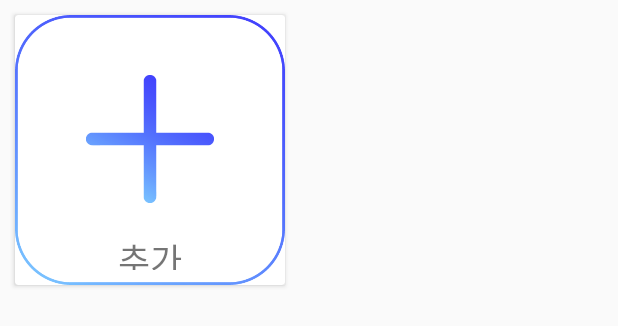
After one commit to ehuiii/ForMyDear, an Android app: the layout item_category_recycler.xml on its own in the app's theme, with its tools: preview values and no code run, on a phone screen of 412 x 824 dp. The commit adds this screen. Shown: the top 326 px of the screen. Run offline under Robolectric (Android 15) with nearby library versions, the phone set to English and light mode, and no system bars.

Commit message:
img commit

```diff
--- a/app/build.gradle
+++ b/app/build.gradle
@@ -50,6 +50,8 @@ dependencies {
     implementation 'com.google.firebase:firebase-auth-ktx'
     implementation 'com.google.firebase:firebase-database-ktx:20.0.3'
     implementation 'com.google.firebase:firebase-storage-ktx:20.0.0'
+    implementation 'com.github.bumptech.glide:glide:4.11.0'
+    annotationProcessor 'com.github.bumptech.glide:compiler:4.11.0'
 
     testImplementation 'junit:junit:4.+'
     androidTestImplementation 'androidx.test.ext:junit:1.1.3'
--- /dev/null
+++ b/app/src/main/java/com/cookandroid/formydear/CategoryData.kt
@@ -0,0 +1,6 @@
+package com.cookandroid.formydear
+
+class CategoryData {
+    var categoryName:String =""
+    var img:Int = 0
+}
--- a/app/src/main/java/com/cookandroid/formydear/LoginActivity.kt
+++ b/app/src/main/java/com/cookandroid/formydear/LoginActivity.kt
@@ -30,7 +30,7 @@ class LoginActivity : AppCompatActivity() {
 
 
         mFirebaseAuth = FirebaseAuth.getInstance()
-        mDatabaseRef = FirebaseDatabase.getInstance().getReference("Firebase")
+        mDatabaseRef = FirebaseDatabase.getInstance().getReference("ForMyDear")
 
         mEtEmail = findViewById(R.id.etEmail)
         mEtPwd = findViewById(R.id.etPwd)
--- a/app/src/main/java/com/cookandroid/formydear/RegisterActivity.kt
+++ b/app/src/main/java/com/cookandroid/formydear/RegisterActivity.kt
@@ -40,7 +40,7 @@ class RegisterActivity : AppCompatActivity() {
 
         mFirebaseAuth = FirebaseAuth.getInstance()
 
-        mDatabaseRef = FirebaseDatabase.getInstance().getReference("Firebase").child("UserAccount")
+        mDatabaseRef = FirebaseDatabase.getInstance().getReference("ForMyDear").child("UserAccount")
         mEtEmail = findViewById<EditText>(R.id.etEmail)
         mBtnConfirmID = findViewById<Button>(R.id.btnConfirmID)
         mEtName=findViewById<EditText>(R.id.etName)
--- a/app/src/main/res/layout/activity_category.xml
+++ b/app/src/main/res/layout/activity_category.xml
@@ -4,7 +4,7 @@
     xmlns:tools="http://schemas.android.com/tools"
     android:layout_width="match_parent"
     android:layout_height="match_parent"
-
+    tools:context=".CategoryActivity"
     >
 
     <androidx.recyclerview.widget.RecyclerView
@@ -15,7 +15,8 @@
         android:layout_marginEnd="1dp"
         android:layout_marginTop="20dp"
         android:layout_alignParentStart="true"
-        android:layout_alignParentEnd="true">
+        android:layout_alignParentEnd="true"
+        tools:listitem="@layout/item_category_recycler">
 
     </androidx.recyclerview.widget.RecyclerView>
 
--- /dev/null
+++ b/app/src/main/res/layout/item_category_recycler.xml
@@ -0,0 +1,35 @@
+<?xml version="1.0" encoding="utf-8"?>
+<androidx.cardview.widget.CardView
+    android:id="@+id/list_category"
+    xmlns:android="http://schemas.android.com/apk/res/android"
+    android:layout_width="wrap_content"
+    android:layout_height="wrap_content"
+    android:layout_margin="10dp">
+
+    <LinearLayout
+        android:layout_width="180dp"
+        android:layout_height="180dp"
+        android:orientation="vertical"
+        android:background="@drawable/imgbtn"
+        >
+        <ImageView
+            android:id="@+id/postCategoryImg"
+            android:src="@drawable/imgplus"
+            android:layout_width="125dp"
+            android:layout_marginTop="20dp"
+            android:padding="20dp"
+            android:layout_gravity="center"
+            android:layout_height="125dp" />
+        <TextView
+            android:id="@+id/postCategoryName"
+            android:layout_width="100dp"
+            android:layout_height="25dp"
+            android:layout_marginBottom="10dp"
+            android:layout_gravity="center"
+            android:gravity="center"
+            android:textSize="23sp"
+            android:layout_weight="1"
+            android:text="추가"/>
+
+    </LinearLayout>
+</androidx.cardview.widget.CardView>
```
Also changed, not shown: app/src/main/res/drawable/catbtn.png (added), app/src/main/res/drawable/faqbtn.png (added), app/src/main/res/drawable/imgbtn.png (added), app/src/main/res/drawable/imgemotion.png (added), app/src/main/res/drawable/imgfood.png (added), app/src/main/res/drawable/imgmanner.png (added), app/src/main/res/drawable/imgplace.png (added), app/src/main/res/drawable/imgplay.png (added), app/src/main/res/drawable/imgplus.png (added), app/src/main/res/drawable/imgstar.png (added), app/src/main/res/drawable/imgtv.png (added), app/src/main/res/drawable/manbtn.png (added).
